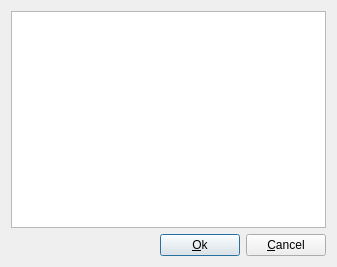
Old version of the form tool/accountdialog.ui in the repository wengxt/qcloud.
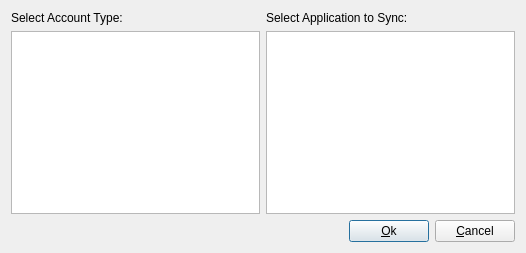
New version of the form. Icons and pictures are not drawn.

Patch:
```diff
--- a/tool/accountdialog.ui
+++ b/tool/accountdialog.ui
@@ -6,8 +6,8 @@
    <rect>
     <x>0</x>
     <y>0</y>
-    <width>337</width>
-    <height>267</height>
+    <width>526</width>
+    <height>253</height>
    </rect>
   </property>
   <property name="sizePolicy">
@@ -21,7 +21,28 @@
   </property>
   <layout class="QVBoxLayout" name="verticalLayout">
    <item>
-    <widget class="QListView" name="backendView"/>
+    <layout class="QGridLayout" name="gridLayout">
+     <item row="0" column="0">
+      <widget class="QLabel" name="label">
+       <property name="text">
+        <string>Select Account Type:</string>
+       </property>
+      </widget>
+     </item>
+     <item row="1" column="0">
+      <widget class="QListView" name="backendView"/>
+     </item>
+     <item row="1" column="1">
+      <widget class="QListView" name="appView"/>
+     </item>
+     <item row="0" column="1">
+      <widget class="QLabel" name="label_2">
+       <property name="text">
+        <string>Select Application to Sync:</string>
+       </property>
+      </widget>
+     </item>
+    </layout>
    </item>
    <item>
     <layout class="QHBoxLayout" name="horizontalLayout">
```
